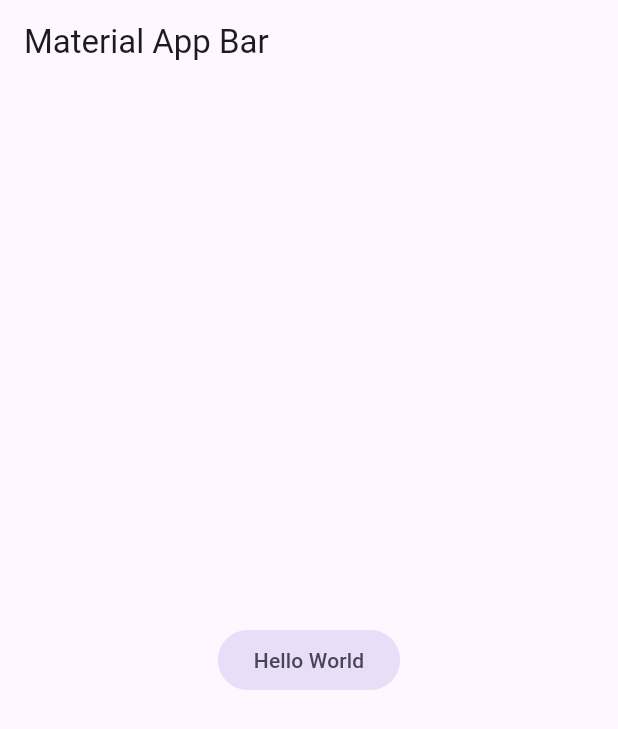
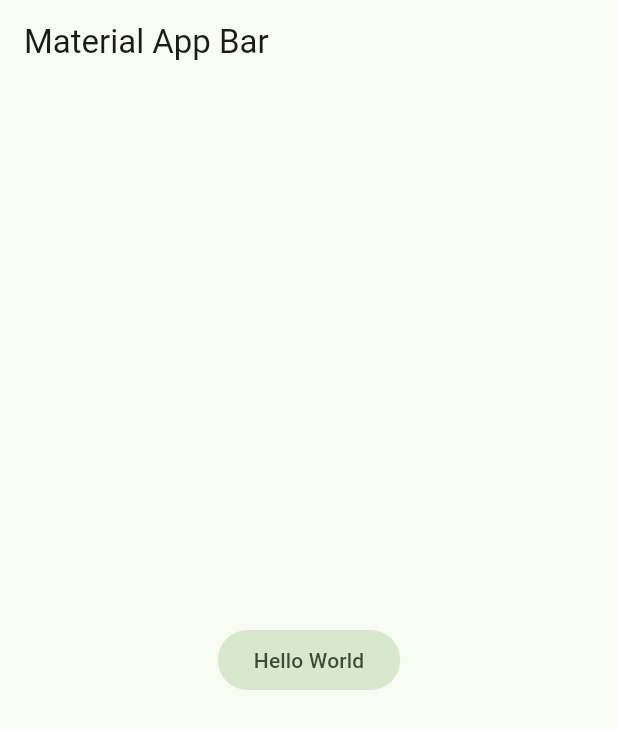
Before and after one commit to Illera1999/Flutter_Course, a Flutter app: the screen it shows after launch, on a phone screen of 412 x 824 dp. Shown: the top 729 px of the screen. Run offline on Flutter 3.47's test engine with Material 3 defaults, Android fonts, the phone set to English and light mode, and no system bars.

Commit message:
Class Theme for the App

```diff
--- /dev/null
+++ b/project/yes_no_app/lib/config/theme/app_theme.dart
@@ -0,0 +1,27 @@
+import 'package:flutter/material.dart';
+
+const Color _customColor = Color(0xFF556AE4);
+
+const List<Color> _colorTheme = [
+  _customColor,
+  Color(0xFFE4A556),
+  Color(0xFF56E4D9),
+  Color(0xFFE45656),
+  Color(0xFF56E456),
+  Color(0xFFE456E4),
+];
+
+class AppTheme {
+  final int selectodColor;
+
+  AppTheme({this.selectodColor = 0})
+    : assert(selectodColor >= 0 && selectodColor < _colorTheme.length);
+
+  ThemeData theme() {
+    return ThemeData(
+      useMaterial3: true,
+      colorSchemeSeed: _colorTheme[selectodColor],
+      // brightness: Brightness.dark
+    );
+  }
+}
--- a/project/yes_no_app/lib/main.dart
+++ b/project/yes_no_app/lib/main.dart
@@ -1,4 +1,5 @@
 import 'package:flutter/material.dart';
+import 'package:yes_no_app/config/theme/app_theme.dart';
 
 void main() => runApp(const MyApp());
 
@@ -10,6 +11,7 @@ class MyApp extends StatelessWidget {
     return MaterialApp(
       title: 'Yes No App',
       debugShowCheckedModeBanner: false,
+      theme: AppTheme(selectodColor: 4).theme(),
       home: Scaffold(
         appBar: AppBar(
           title: const Text('Material App Bar'),
```
